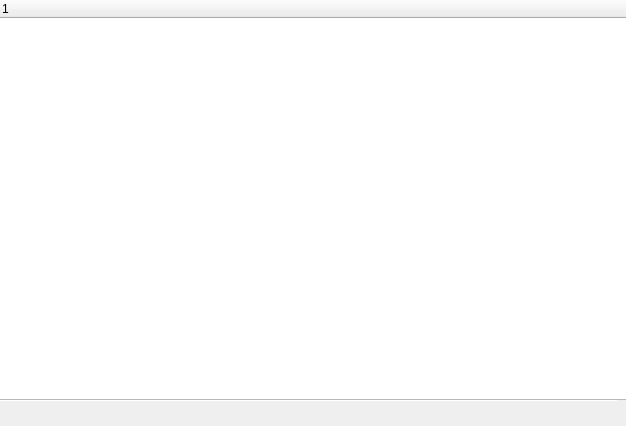
Old version of the form plyj-master/GUI/UIFiles/MetricReport.ui in the repository JLMcBride22/SourceCodeChecker.
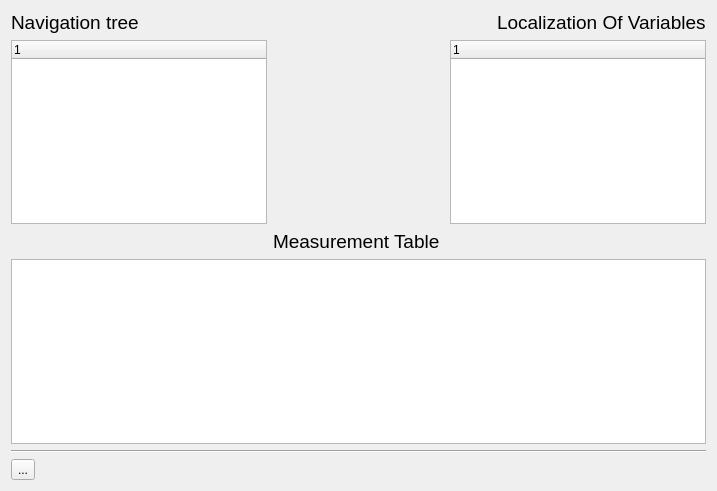
New version of the form.

Commit message: Fixed right clicked empty table. reformatted FileSubmitter

```diff
--- a/plyj-master/GUI/UIFiles/MetricReport.ui
+++ b/plyj-master/GUI/UIFiles/MetricReport.ui
@@ -9,8 +9,8 @@
    <rect>
     <x>0</x>
     <y>0</y>
-    <width>626</width>
-    <height>426</height>
+    <width>717</width>
+    <height>491</height>
    </rect>
   </property>
   <property name="windowTitle">
@@ -19,40 +19,129 @@
   <property name="autoFillBackground">
    <bool>true</bool>
   </property>
-  <widget class="Line" name="line">
-   <property name="geometry">
-    <rect>
-     <x>-3</x>
-     <y>390</y>
-     <width>621</width>
-     <height>20</height>
-    </rect>
-   </property>
-   <property name="orientation">
-    <enum>Qt::Horizontal</enum>
-   </property>
-  </widget>
-  <widget class="QWidget" name="gridLayoutWidget">
-   <property name="geometry">
-    <rect>
-     <x>-1</x>
-     <y>-1</y>
-     <width>631</width>
-     <height>401</height>
-    </rect>
-   </property>
-   <layout class="QGridLayout" name="gridLayout">
-    <item row="0" column="0">
-     <widget class="QTreeWidget" name="treeWidget">
-      <column>
-       <property name="text">
-        <string notr="true">1</string>
+  <layout class="QGridLayout" name="gridLayout_4">
+   <item row="0" column="0">
+    <layout class="QGridLayout" name="gridLayout_3">
+     <item row="0" column="0">
+      <layout class="QGridLayout" name="gridLayout_2">
+       <item row="0" column="0">
+        <widget class="QLabel" name="label">
+         <property name="font">
+          <font>
+           <pointsize>14</pointsize>
+          </font>
+         </property>
+         <property name="text">
+          <string>Navigation tree</string>
+         </property>
+        </widget>
+       </item>
+       <item row="0" column="1">
+        <spacer name="horizontalSpacer_2">
+         <property name="orientation">
+          <enum>Qt::Horizontal</enum>
+         </property>
+         <property name="sizeHint" stdset="0">
+          <size>
+           <width>288</width>
+           <height>20</height>
+          </size>
+         </property>
+        </spacer>
+       </item>
+       <item row="0" column="2">
+        <widget class="QLabel" name="label_2">
+         <property name="font">
+          <font>
+           <pointsize>14</pointsize>
+          </font>
+         </property>
+         <property name="text">
+          <string>Localization Of Variables</string>
+         </property>
+        </widget>
+       </item>
+      </layout>
+     </item>
+     <item row="1" column="0">
+      <layout class="QGridLayout" name="gridLayout">
+       <item row="1" column="0">
+        <widget class="QTreeWidget" name="treeWidget">
+         <property name="editTriggers">
+          <set>QAbstractItemView::NoEditTriggers</set>
+         </property>
+         <property name="selectionBehavior">
+          <enum>QAbstractItemView::SelectItems</enum>
+         </property>
+         <column>
+          <property name="text">
+           <string notr="true">1</string>
+          </property>
+         </column>
+        </widget>
+       </item>
+       <item row="2" column="1">
+        <widget class="QLabel" name="label_3">
+         <property name="font">
+          <font>
+           <pointsize>14</pointsize>
+          </font>
+         </property>
+         <property name="text">
+          <string>Measurement Table</string>
+         </property>
+        </widget>
+       </item>
+       <item row="1" column="2">
+        <widget class="QTreeWidget" name="treeWidget_2">
+         <property name="editTriggers">
+          <set>QAbstractItemView::NoEditTriggers</set>
+         </property>
+         <property name="alternatingRowColors">
+          <bool>true</bool>
+         </property>
+         <column>
+          <property name="text">
+           <string notr="true">1</string>
+          </property>
+         </column>
+        </widget>
+       </item>
+       <item row="3" column="0" colspan="3">
+        <widget class="QTableWidget" name="tableWidget"/>
+       </item>
+       <item row="1" column="1">
+        <spacer name="horizontalSpacer">
+         <property name="orientation">
+          <enum>Qt::Horizontal</enum>
+         </property>
+         <property name="sizeHint" stdset="0">
+          <size>
+           <width>40</width>
+           <height>20</height>
+          </size>
+         </property>
+        </spacer>
+       </item>
+      </layout>
+     </item>
+     <item row="3" column="0">
+      <widget class="Line" name="line">
+       <property name="orientation">
+        <enum>Qt::Horizontal</enum>
        </property>
-      </column>
-     </widget>
-    </item>
-   </layout>
-  </widget>
+      </widget>
+     </item>
+    </layout>
+   </item>
+   <item row="1" column="0">
+    <widget class="QToolButton" name="toolButton">
+     <property name="text">
+      <string>...</string>
+     </property>
+    </widget>
+   </item>
+  </layout>
  </widget>
  <resources/>
  <connections/>
```
The commit also changes 6 other files.
